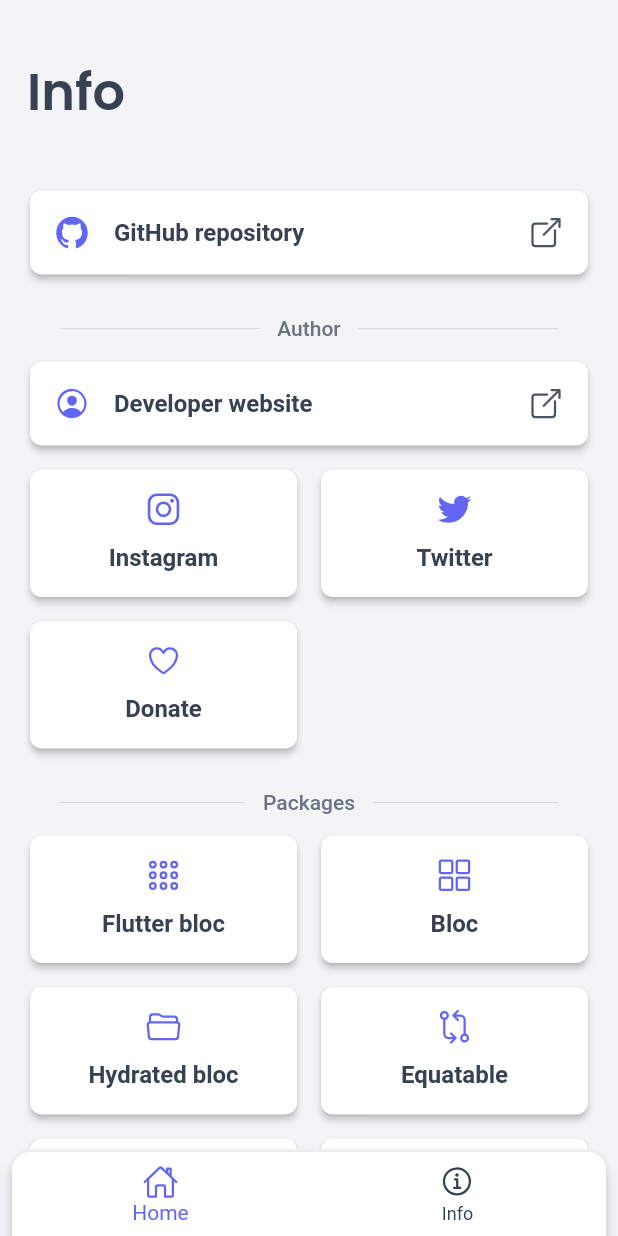
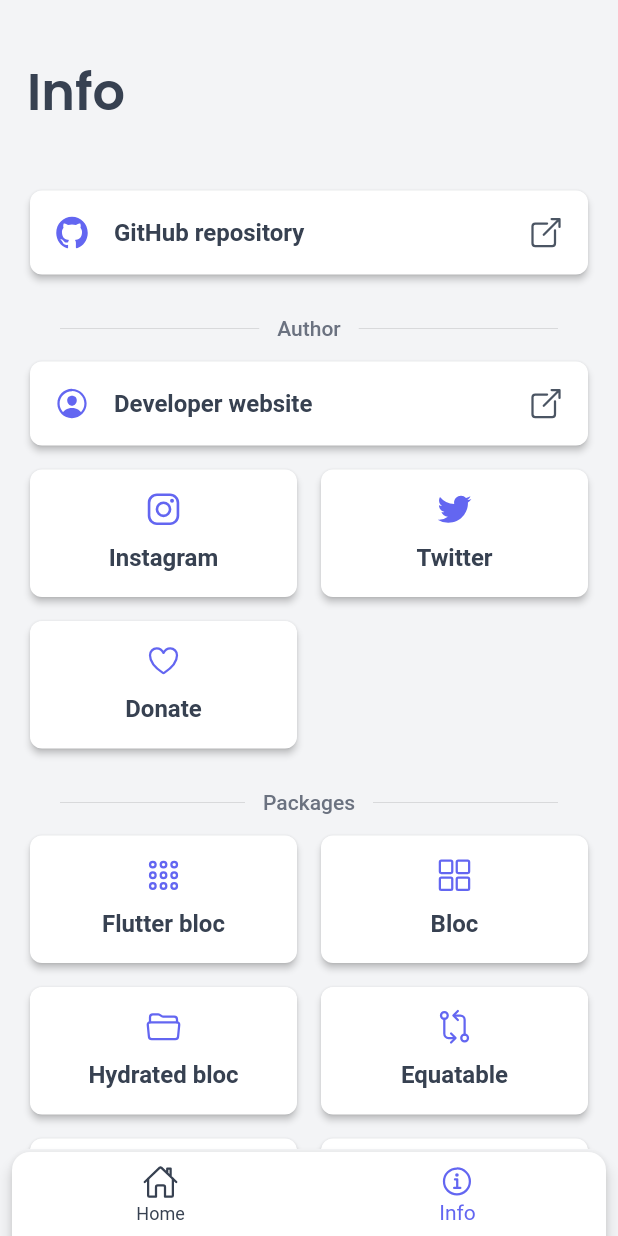
Before and after one commit to anfeichtinger/flutter_production_boilerplate, a Flutter app: the screen it shows after launch, item 2 of the bottom bar chosen, on a phone screen of 412 x 824 dp. Run offline on Flutter 3.47's test engine with Material 2 defaults, Android fonts, the phone set to English and light mode, and no system bars; our stand-ins replace bloc, easy_localization, equatable, flutter_bloc, hive, hydrated_bloc and 1 more; missing offline and left inert: flutter_displaymode; accounts and stored records are empty.

```diff
--- a/lib/ui/widgets/bottom_nav_bar.dart
+++ b/lib/ui/widgets/bottom_nav_bar.dart
@@ -22,8 +22,9 @@ class BottomNavBar extends StatelessWidget {
           topRight: Radius.circular(12),
         ),
       ),
-      child: BottomNavigationBar(
-        currentIndex: context.read<BottomNavCubit>().state,
+      child: BlocBuilder<BottomNavCubit, int>(builder: (context, state) {
+        return BottomNavigationBar(
+          currentIndex: state,
           onTap: (index) => context.read<BottomNavCubit>().updateIndex(index),
           type: BottomNavigationBarType.fixed,
           elevation: 0,
@@ -40,7 +41,8 @@ class BottomNavBar extends StatelessWidget {
               label: tr('bottom_nav_second'),
             ),
           ],
-      ),
+        );
+      }),
     );
   }
 }
--- a/pubspec.yaml
+++ b/pubspec.yaml
@@ -15,7 +15,7 @@ publish_to: 'none' # Remove this line if you wish to publish to pub.dev
 # In iOS, build-name is used as CFBundleShortVersionString while build-number used as CFBundleVersion.
 # Read more about iOS versioning at
 # https://developer.apple.com/library/archive/documentation/General/Reference/InfoPlistKeyReference/Articles/CoreFoundationKeys.html
-version: 0.0.3+1
+version: 0.0.4+1
 
 environment:
   sdk: ">=2.12.0 <3.0.0"
@@ -28,11 +28,11 @@ dependencies:
   flutter_bloc: ^8.0.1
   hydrated_bloc: ^8.0.0
   equatable: ^2.0.3
-  path_provider: ^2.0.8
+  path_provider: ^2.0.9
   flutter_displaymode: ^0.3.2
   easy_localization: ^3.0.0
   hive: ^2.0.5
-  url_launcher: ^6.0.17
+  url_launcher: ^6.0.20
   ionicons: ^0.1.2
 
 dev_dependencies:
```
Also changed, not shown: pubspec.lock, 3 other files. Lines whose indentation alone changed are shown as unchanged.
